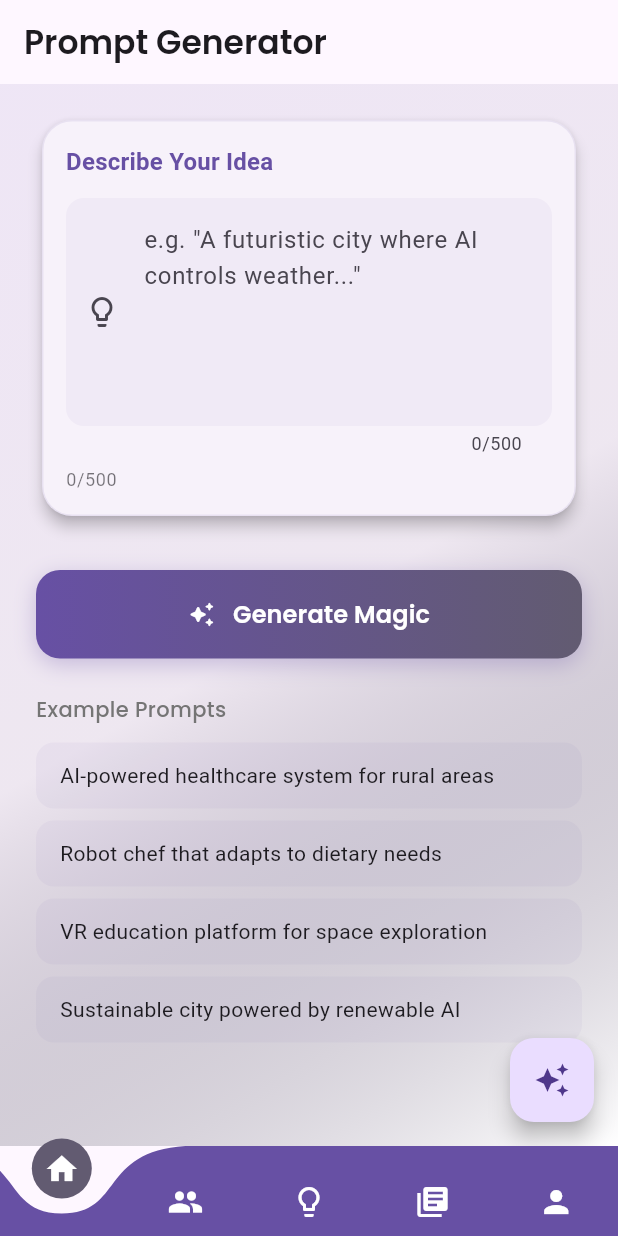
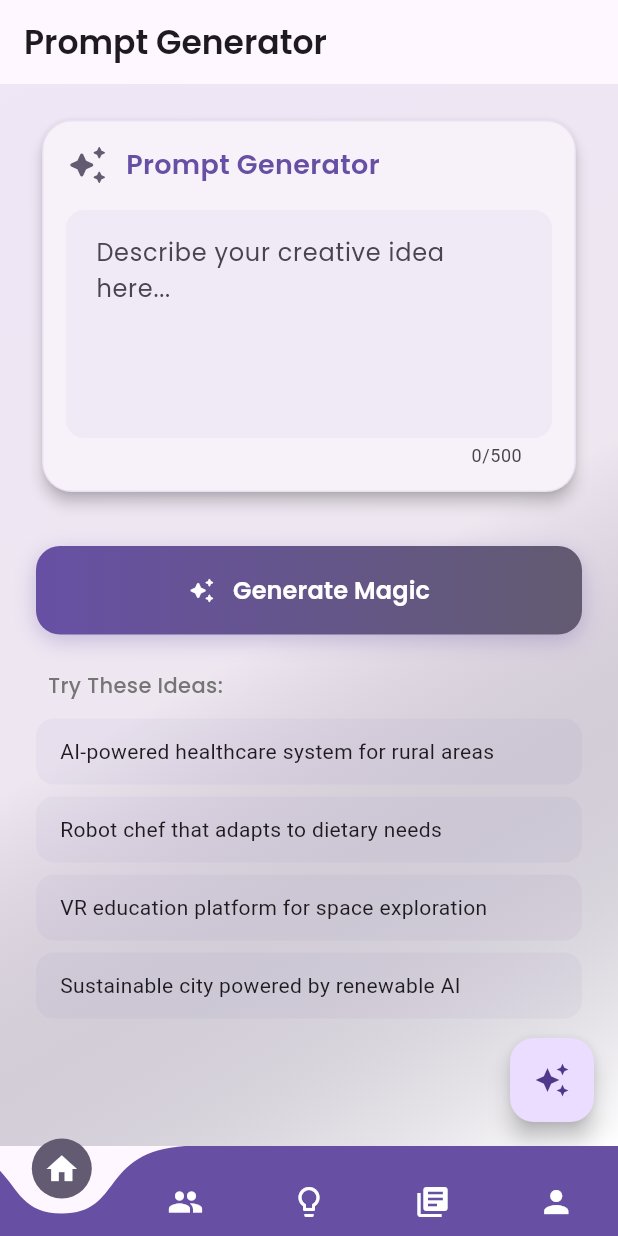
Before and after one commit to this-is-anas/ai_stack, a Flutter app: the screen it shows once a user with an empty profile is signed in, swiped to page 2, on a phone screen of 412 x 824 dp. Run offline on Flutter 3.47's test engine with Material 3 defaults, Android fonts, the phone set to English and light mode, and no system bars; drawn by our look-alikes of curved_navigation_bar; our stand-ins replace cloud_firestore, cloud_functions, firebase_auth, firebase_core, flutter_login, google_fonts and 5 more; accounts and stored records are empty; network calls fail.

Commit message:
2nd finalize ui for the prompt genrator page

```diff
--- a/lib/pages/prompt/prompt_generator.dart
+++ b/lib/pages/prompt/prompt_generator.dart
@@ -51,21 +51,97 @@
   }
 
   void _showResultDialog(String prompt) {
+    final theme = Theme.of(context);
     showDialog(
       context: context,
-      builder: (context) => AlertDialog(
-        title: const Text('Generated Prompt'),
-        content: SingleChildScrollView(child: Text(prompt)),
-        actions: [
+      builder: (context) => Dialog(
+        shape: RoundedRectangleBorder(
+          borderRadius: BorderRadius.circular(20),
+        ),
+        child: Container(
+          decoration: BoxDecoration(
+            gradient: LinearGradient(
+              begin: Alignment.topLeft,
+              end: Alignment.bottomRight,
+              colors: [
+                theme.colorScheme.primary.withOpacity(0.1),
+                theme.colorScheme.secondary.withOpacity(0.1),
+                Colors.white,
+              ],
+            ),
+          ),
+          child: Padding(
+            padding: const EdgeInsets.all(20),
+            child: Column(
+              mainAxisSize: MainAxisSize.min,
+              children: [
+                Text('Generated Prompt',
+                    style: GoogleFonts.poppins(
+                      fontWeight: FontWeight.w600,
+                      fontSize: 20,
+                      color: theme.colorScheme.primary,
+                    )),
+                const SizedBox(height: 16),
+                Container(
+                  padding: const EdgeInsets.all(16),
+                  decoration: BoxDecoration(
+                    color: Colors.white,
+                    borderRadius: BorderRadius.circular(12),
+                    boxShadow: [
+                      BoxShadow(
+                        color: Colors.black12,
+                        blurRadius: 8,
+                        offset: const Offset(0, 4),
+                      ),
+                    ],
+                  ),
+                  child: Text(
+                    prompt,
+                    style: GoogleFonts.poppins(
+                      fontSize: 14,
+                      height: 1.5,
+                      color: Colors.black87,
+                    ),
+                  ),
+                ),
+                const SizedBox(height: 20),
+                Row(
+                  mainAxisAlignment: MainAxisAlignment.end,
+                  children: [
                     TextButton(
                       onPressed: () => Navigator.pop(context),
-            child: const Text('OK'),
+                      child: Text('Close',
+                          style: GoogleFonts.poppins(
+                            color: theme.colorScheme.secondary,
+                            fontWeight: FontWeight.w500,
+                          )),
                     ),
-          TextButton(
+                    const SizedBox(width: 8),
+                    Container(
+                      decoration: BoxDecoration(
+                        gradient: LinearGradient(
+                          colors: [
+                            theme.colorScheme.primary,
+                            theme.colorScheme.secondary,
+                          ],
+                        ),
+                        borderRadius: BorderRadius.circular(12),
+                      ),
+                      child: TextButton(
                         onPressed: () => _savePrompt(prompt),
-            child: const Text('Save'),
+                        child: Text('Save',
+                            style: GoogleFonts.poppins(
+                              color: Colors.white,
+                              fontWeight: FontWeight.w500,
+                            )),
+                      ),
                     ),
                   ],
+                ),
+              ],
+            ),
+          ),
+        ),
       ),
     );
   }
@@ -165,35 +241,38 @@
         child: Column(
           crossAxisAlignment: CrossAxisAlignment.start,
           children: [
-            Text('Describe Your Idea',
-                style: theme.textTheme.titleMedium?.copyWith(
+            Row(
+              children: [
+                Icon(
+                  Icons.auto_awesome_rounded,
+                  color: theme.colorScheme.secondary,
+                  size: 28,
+                ),
+                const SizedBox(width: 12),
+                Text('Prompt Generator',
+                    style: GoogleFonts.poppins(
                       fontWeight: FontWeight.w600,
+                      fontSize: 18,
                       color: theme.colorScheme.primary,
                     )),
-            const SizedBox(height: 12),
+              ],
+            ),
+            const SizedBox(height: 16),
             TextField(
               controller: _inputController,
               maxLines: 5,
               maxLength: 500,
               decoration: InputDecoration(
-                hintText:
-                    'e.g. "A futuristic city where AI controls weather..."',
+                hintText: 'Describe your creative idea here...',
                 border: OutlineInputBorder(
                   borderRadius: BorderRadius.circular(12),
                   borderSide: BorderSide.none,
                 ),
                 filled: true,
                 fillColor: theme.colorScheme.primary.withOpacity(0.05),
-                prefixIcon: const Icon(Icons.lightbulb_outline),
                 contentPadding: const EdgeInsets.all(16),
               ),
-            ),
-            const SizedBox(height: 8),
-            Text(
-              '${_inputController.text.length}/500',
-              style: theme.textTheme.bodySmall?.copyWith(
-                color: theme.colorScheme.onSurface.withOpacity(0.6),
-              ),
+              style: GoogleFonts.poppins(),
             ),
           ],
         ),
@@ -253,12 +332,15 @@
     return Column(
       crossAxisAlignment: CrossAxisAlignment.start,
       children: [
-        Text('Example Prompts',
+        Padding(
+          padding: const EdgeInsets.symmetric(horizontal: 8.0),
+          child: Text('Try These Ideas:',
               style: GoogleFonts.poppins(
                 fontWeight: FontWeight.w500,
                 fontSize: 14,
                 color: Colors.grey[600],
               )),
+        ),
         const SizedBox(height: 12),
         ListView(
           shrinkWrap: true,
--- a/lib/pages/services/gemini_service.dart
+++ b/lib/pages/services/gemini_service.dart
@@ -1,24 +1,17 @@
 import 'package:google_generative_ai/google_generative_ai.dart';
 
 class GeminiService {
-  static const String _apiKey = 'YOUR-API-KEY';
+  static const String _apiKey = 'AIzaSyD0QO9WiYkQMd3_SnU5MFqP9PWY9lQ2_R4';
   static const String _promptTemplate = """
-  [ROLE]
-  You are a professional prompt engineering assistant.
+You are a professional prompt engineering assistant. Generate a highly optimized AI system prompt based on these guidelines:
 
-  [TASK]
-  Generate a highly optimized AI system prompt based on the user's input.
-  - For story/narrative requests: Include characters, plot points, and genre
-  - For image generation: Specify style, composition, and medium
-  - Technical specs: Keep under 500 characters
+1. First line must specify type: "Type: Story" or "Type: Image"
+2. Second line must start with "Prompt: "
+3. No special characters or markdown
+4. Keep under 500 characters
 
-  [INPUT]
-  {USER_INPUT}
-
-  [OUTPUT FORMAT]
-  <Type: Story|Image>
-  <Prompt>
-  """;
+User Input: {USER_INPUT}
+""";
 
   Future<String?> generateTailoredPrompt(String userInput) async {
     try {
@@ -38,7 +31,7 @@
         Content.text(fullPrompt),
       ]);
 
-      return response.text;
+      return response.text?.replaceAll(RegExp(r'[<>]'), '').trim();
     } catch (e) {
       print('Gemini API Error: $e');
       return null;
--- a/lib/pages/services/news_service.dart
+++ b/lib/pages/services/news_service.dart
@@ -3,7 +3,7 @@
 import 'dart:async';
 
 class NewsService {
-  static const String _apiKey = 'YOUR-API-KEY';
+  static const String _apiKey = '35e5b544d39749f8871c77cdd0268c37';
   static const String _apiUrl =
       'https://newsapi.org/v2/top-headlines?category=technology&pageSize=20';
 
```
Lines whose indentation alone changed are shown as unchanged.
